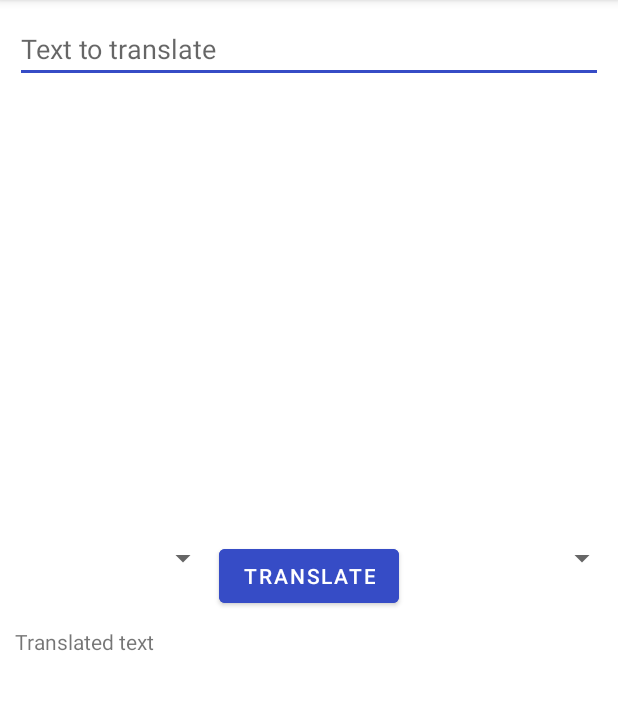
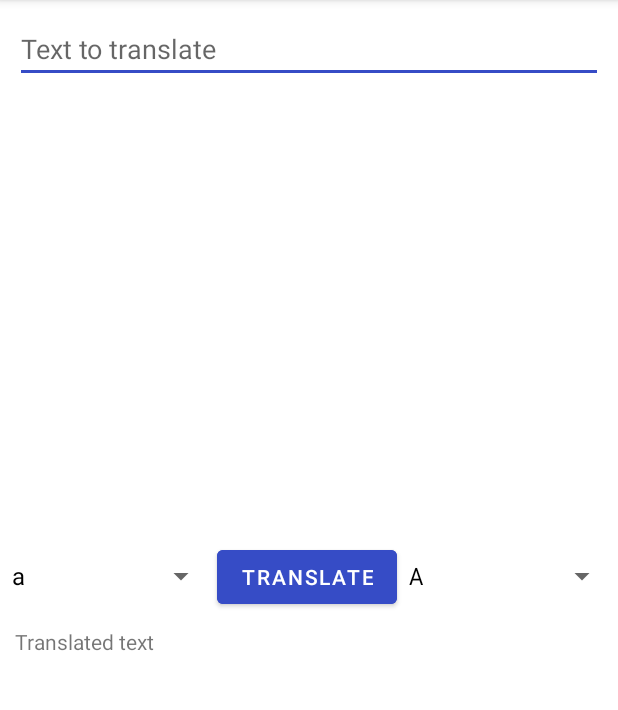
Before and after one commit to Setr0/TranslationApp, an Android app: the screen it shows after launch (MainActivity), on a phone screen of 412 x 824 dp, the part 84-794 px from its top. Run offline under Robolectric (Android 15) with nearby library versions, the phone set to English and light mode, and no system bars.

Commit message:
Added java code for spinners and other widgets

```diff
--- a/app/src/main/java/com/example/translationapp/MainActivity.java
+++ b/app/src/main/java/com/example/translationapp/MainActivity.java
@@ -3,12 +3,78 @@ package com.example.translationapp;
 import androidx.appcompat.app.AppCompatActivity;
 
 import android.os.Bundle;
+import android.view.View;
+import android.widget.AdapterView;
+import android.widget.ArrayAdapter;
+import android.widget.Button;
+import android.widget.EditText;
+import android.widget.Spinner;
+import android.widget.TextView;
+import android.widget.Toast;
 
 public class MainActivity extends AppCompatActivity {
+
+    EditText fromEditText;
+    TextView toTextView;
+    Spinner fromLanguageSpinner;
+    Spinner toLanguageSpinner;
+    Button translateButton;
+
+    String fromLanguage;
+    String toLanguage;
 
     @Override
     protected void onCreate(Bundle savedInstanceState) {
         super.onCreate(savedInstanceState);
         setContentView(R.layout.activity_main);
+
+        fromEditText = findViewById(R.id.fromEditText);
+        toTextView = findViewById(R.id.toTextView);
+        fromLanguageSpinner = findViewById(R.id.fromLanguageSpinner);
+        toLanguageSpinner = findViewById(R.id.toLanguageSpinner);
+        translateButton = findViewById(R.id.translateButton);
+
+        ArrayAdapter<String> fromAdapter = new ArrayAdapter<String>(this,
+                android.R.layout.simple_spinner_dropdown_item,
+                new String[] {"a","b","c"});
+        fromLanguageSpinner.setAdapter(fromAdapter);
+
+        ArrayAdapter<String> toAdapter = new ArrayAdapter<String>(this,
+                android.R.layout.simple_spinner_dropdown_item,
+                new String[] {"A","B","C"});
+        toLanguageSpinner.setAdapter(toAdapter);
+
+        fromLanguageSpinner.setOnItemSelectedListener(new AdapterView.OnItemSelectedListener() {
+            @Override
+            public void onItemSelected(AdapterView<?> adapterView, View view, int i, long l) {
+                fromLanguage = fromLanguageSpinner.getSelectedItem().toString();
+                // Toast.makeText(MainActivity.this, fromLanguage, Toast.LENGTH_SHORT).show();
+            }
+
+            @Override
+            public void onNothingSelected(AdapterView<?> adapterView) {
+                Toast.makeText(MainActivity.this, "Nothing selected", Toast.LENGTH_SHORT).show();
+            }
+        });
+
+        toLanguageSpinner.setOnItemSelectedListener(new AdapterView.OnItemSelectedListener() {
+            @Override
+            public void onItemSelected(AdapterView<?> adapterView, View view, int i, long l) {
+                toLanguage = toLanguageSpinner.getSelectedItem().toString();
+                // Toast.makeText(MainActivity.this, toLanguage, Toast.LENGTH_SHORT).show();
+            }
+
+            @Override
+            public void onNothingSelected(AdapterView<?> adapterView) {
+                Toast.makeText(MainActivity.this, "Nothing selected", Toast.LENGTH_SHORT).show();
+            }
+        });
+
+        translateButton.setOnClickListener(new View.OnClickListener() {
+            @Override
+            public void onClick(View view) {
+                Toast.makeText(MainActivity.this, String.format("Translate %s from %s to %s", fromEditText.getText(), fromLanguage, toLanguage), Toast.LENGTH_SHORT).show();
+            }
+        });
     }
 }
--- a/app/src/main/res/layout/activity_main.xml
+++ b/app/src/main/res/layout/activity_main.xml
@@ -33,6 +33,7 @@
         <Button
             android:layout_width="wrap_content"
             android:layout_height="wrap_content"
+            android:id="@+id/translateButton"
             android:text="Translate"
             android:backgroundTint="@color/blue"/>
         <Spinner
@@ -42,11 +43,11 @@
             android:id="@+id/toLanguageSpinner"/>
     </LinearLayout>
 
-
     <TextView
         android:layout_width="match_parent"
         android:layout_height="match_parent"
         android:layout_below="@id/dropDownMenu"
+        android:id="@+id/toTextView"
         android:text="Translated text"
         android:layout_marginLeft="10dp"
         android:layout_marginRight="10dp"
```
